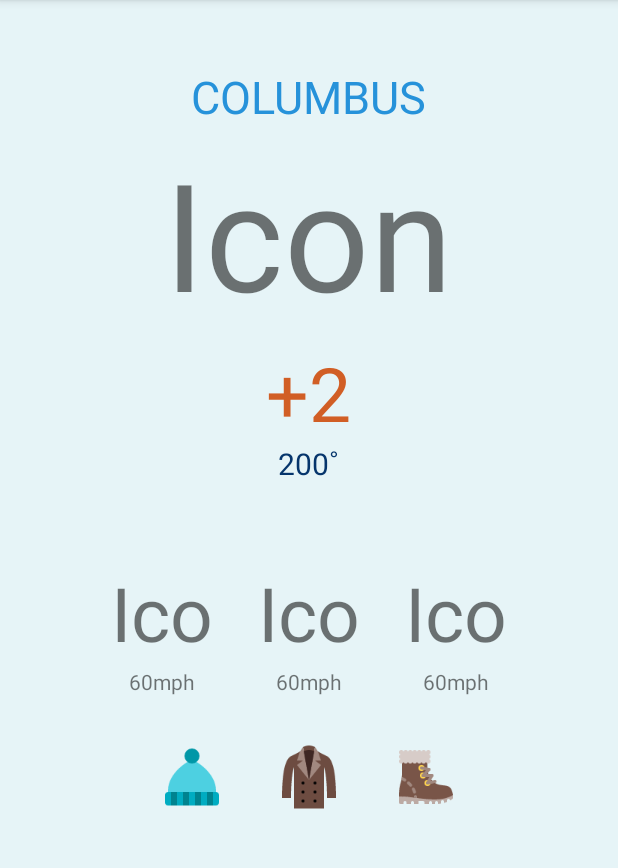
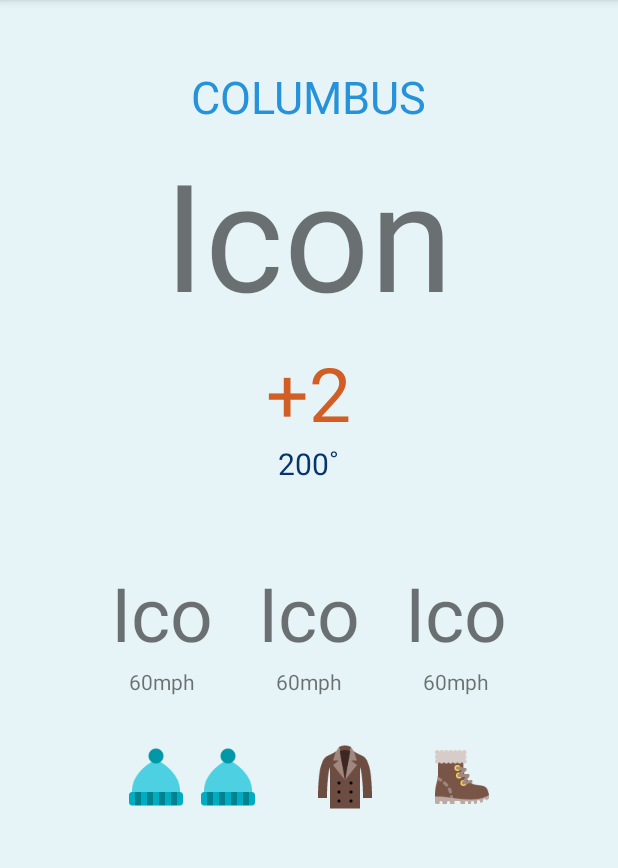
Before and after one commit to ishg/ZeroDegrees, an Android app: the HomeFragment screen opened directly, with no data from a screen before it, on a phone screen of 412 x 824 dp, the part 84-952 px from its top. Run offline under Robolectric (Android 15) with nearby library versions, the phone set to English and light mode, and no system bars; our stand-ins replace Volley; 1 statement that could not run was skipped.

Commit message:
Clothes appear on Home Page according to temperature

```diff
--- a/app/src/main/java/com/ishmeetgrewal/zerodegrees/HomeFragment.java
+++ b/app/src/main/java/com/ishmeetgrewal/zerodegrees/HomeFragment.java
@@ -10,6 +10,7 @@ import android.util.Log;
 import android.view.LayoutInflater;
 import android.view.View;
 import android.view.ViewGroup;
+import android.widget.ImageView;
 import android.widget.TextView;
 import android.widget.Toast;
 
@@ -39,6 +40,24 @@ public class HomeFragment extends Fragment {
     //UI ELEMENTS
     TextView windTextView, precipTextView, visibilityTextView, actualTempView, customTempView, locationTextView;
     TextView weatherIcon, windImageView, precipImageView, visibilityImageView;
+    ImageView headApparel, torsoApparel, legsApparel, feetApparel;
+
+    private Integer[] mThumbIds = {
+            R.drawable.baseball_cap,
+            R.drawable.t_shirt,
+            R.drawable.shorts,
+            R.drawable.flip_flops,
+
+            R.drawable.beanie,
+            R.drawable.shirt,
+            R.drawable.trousers,
+            R.drawable.trainers,
+
+            R.drawable.mittens,
+            R.drawable.coat,
+            R.drawable.trousers,
+            R.drawable.winter_boots,
+    };
 
     //Database
     DatabaseHelper db;
@@ -92,6 +111,11 @@ public class HomeFragment extends Fragment {
         windImageView = (TextView) rootView.findViewById(R.id.windImageView);
         precipImageView = (TextView) rootView.findViewById(R.id.precipImageView);
         visibilityImageView = (TextView) rootView.findViewById(R.id.visibilityImageView);
+
+        headApparel = (ImageView) rootView.findViewById(R.id.headApparel);
+        torsoApparel = (ImageView) rootView.findViewById(R.id.torsoApparel);
+        legsApparel = (ImageView) rootView.findViewById(R.id.legsApparel);
+        feetApparel = (ImageView) rootView.findViewById(R.id.feetApparel);
 
         weatherIcon.setTypeface(weatherFont);
         windImageView.setTypeface(weatherFont);
@@ -176,6 +200,21 @@ public class HomeFragment extends Fragment {
             visibilityTextView.setText(visibility);
             visibilityImageView.setText(this.getString(R.string.weather_icon_visibility));
 
+            int clothes_index = 0;
+            int adj_temp = temp - user.getTemp();
+            if(adj_temp >= -5 ){
+                clothes_index = 0;
+            }else if(adj_temp < -5 && adj_temp > -20){
+                clothes_index = 4;
+            }else{
+                clothes_index = 8;
+            }
+
+            headApparel.setImageResource(mThumbIds[clothes_index]);
+            torsoApparel.setImageResource(mThumbIds[clothes_index + 1]);
+            legsApparel.setImageResource(mThumbIds[clothes_index + 2]);
+            feetApparel.setImageResource(mThumbIds[clothes_index + 3]);
+
 
         }catch(Exception e){
             Log.e(LOG, "One or more fields not found in the JSON data");
--- a/app/src/main/res/layout/fragment_home.xml
+++ b/app/src/main/res/layout/fragment_home.xml
@@ -157,6 +157,23 @@
             android:paddingBottom="30dp">
 
             <ImageView
+                android:id="@+id/headApparel"
+                android:layout_width="wrap_content"
+                android:layout_height="wrap_content"
+                android:layout_gravity="center_horizontal"
+                android:src="@drawable/beanie"
+                />
+
+        </LinearLayout>
+
+        <LinearLayout
+            android:layout_width="wrap_content"
+            android:layout_height="wrap_content"
+            android:orientation="vertical"
+            android:paddingBottom="30dp">
+
+            <ImageView
+                android:id="@+id/torsoApparel"
                 android:layout_width="wrap_content"
                 android:layout_height="wrap_content"
                 android:layout_gravity="center_horizontal"
@@ -174,6 +191,7 @@
             android:layout_marginRight="30dp">
 
             <ImageView
+                android:id="@+id/legsApparel"
                 android:layout_width="wrap_content"
                 android:layout_height="wrap_content"
                 android:layout_gravity="center_horizontal"
@@ -189,6 +207,7 @@
             android:paddingBottom="30dp">
 
             <ImageView
+                android:id="@+id/feetApparel"
                 android:layout_width="wrap_content"
                 android:layout_height="wrap_content"
                 android:layout_gravity="center_horizontal"
```
